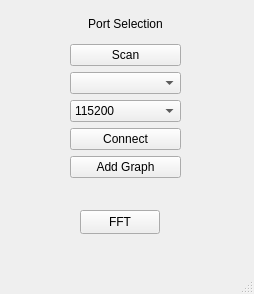
Above: mainwindow.ui from eraydurak35/SerialPlotter before the change. Below: the same form after it.
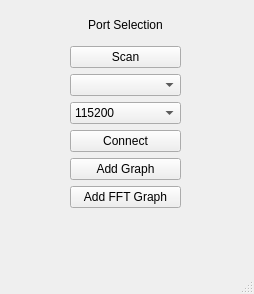
That is the form after the change.

The edit to the form file:
```diff
--- a/mainwindow.ui
+++ b/mainwindow.ui
@@ -20,7 +20,7 @@
       <x>70</x>
       <y>10</y>
       <width>111</width>
-      <height>168</height>
+      <height>198</height>
      </rect>
     </property>
     <layout class="QVBoxLayout" name="verticalLayout">
@@ -72,21 +72,15 @@
        </property>
       </widget>
      </item>
+     <item>
+      <widget class="QPushButton" name="addFFTGraph">
+       <property name="text">
+        <string>Add FFT Graph</string>
+       </property>
+      </widget>
+     </item>
     </layout>
    </widget>
-   <widget class="QPushButton" name="pushButton">
-    <property name="geometry">
-     <rect>
-      <x>80</x>
-      <y>210</y>
-      <width>80</width>
-      <height>24</height>
-     </rect>
-    </property>
-    <property name="text">
-     <string>FFT</string>
-    </property>
-   </widget>
   </widget>
   <widget class="QMenuBar" name="menubar">
    <property name="geometry">
```
